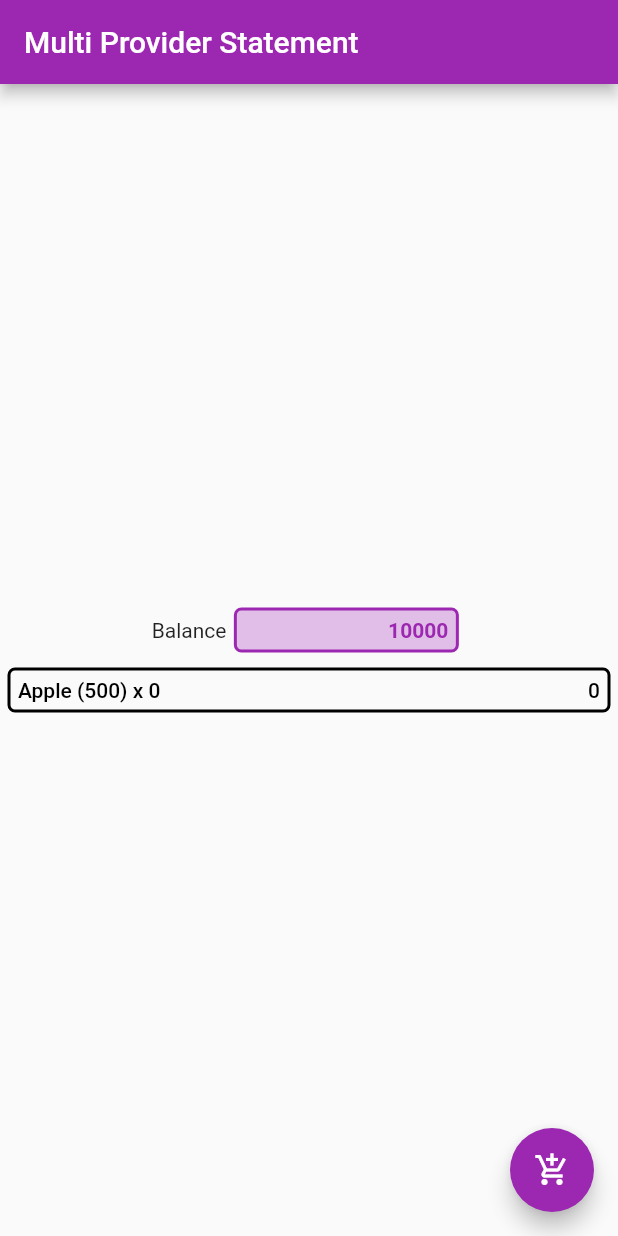
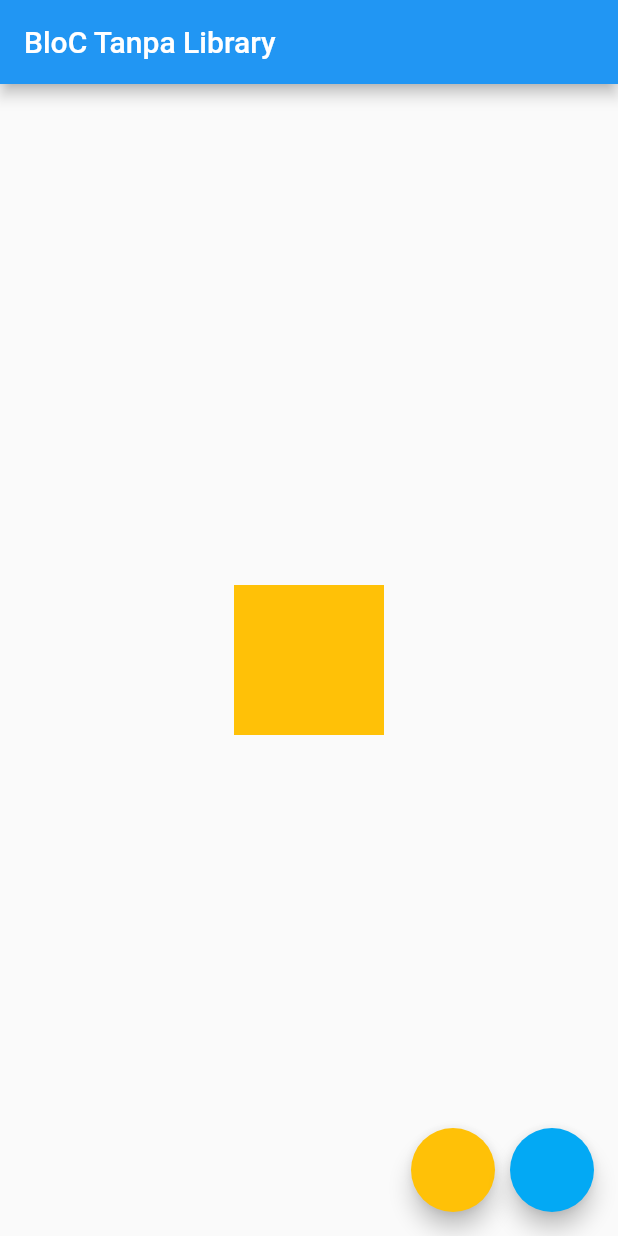
Before and after one commit to rivaldofez/flutter_learnerd, a Flutter app: the screen it shows after launch, on a phone screen of 412 x 824 dp. Run offline on Flutter 3.47's test engine with Material 2 defaults, Android fonts, the phone set to English and light mode, and no system bars.

Commit message:
using state bloc management

```diff
--- a/lib/application_color.dart
+++ /dev/null
@@ -1,16 +0,0 @@
-import 'package:flutter/foundation.dart';
-import 'package:flutter/material.dart';
-
-class ApplicationColor with ChangeNotifier {
-  bool _isLightBlue = true;
-
-  bool get isLightBlue => _isLightBlue;
-
-  set isLightBlue(bool value){
-    _isLightBlue = value;
-    notifyListeners();
-  }
-
-  Color get color => (_isLightBlue) ? Colors.lightBlue : Colors.amber;
-
-}
--- a/lib/cart.dart
+++ /dev/null
@@ -1,13 +0,0 @@
-import 'package:flutter/foundation.dart';
-
-class Cart with ChangeNotifier {
-  int _quantity = 0;
-
-  int get quantity => _quantity;
-
-  set quantity(int value){
-    _quantity = value;
-    notifyListeners();
-  }
-
-}
--- /dev/null
+++ b/lib/color_bloc.dart
@@ -0,0 +1,38 @@
+import 'dart:async';
+
+import 'package:flutter/material.dart';
+
+enum ColorEvent { to_amber, to_light_blue }
+
+class ColorBloc {
+  Color _color = Colors.amber;
+
+  StreamController<ColorEvent> _eventController =
+      StreamController<ColorEvent>();
+
+  StreamSink<ColorEvent> get eventSink => _eventController.sink;
+
+  StreamController<Color> _stateController = StreamController<Color>();
+
+  StreamSink<Color> get _stateSink => _stateController.sink;
+
+  Stream<Color> get stateStream => _stateController.stream;
+
+  void _mapEventToState(ColorEvent colorEvent) {
+    if (colorEvent == ColorEvent.to_amber)
+      _color = Colors.amber;
+    else
+      _color = Colors.lightBlue;
+
+    _stateSink.add(_color);
+  }
+
+  ColorBloc() {
+    _eventController.stream.listen(_mapEventToState);
+  }
+
+  void dispose() {
+    _eventController.close();
+    _stateController.close();
+  }
+}
--- a/lib/main.dart
+++ b/lib/main.dart
@@ -1,102 +1,66 @@
 import 'package:flutter/cupertino.dart';
 import 'package:flutter/material.dart';
-import 'package:flutter_learnerd/cart.dart';
-import 'package:flutter_learnerd/money.dart';
-import 'package:provider/provider.dart';
+import 'package:flutter_learnerd/color_bloc.dart';
 
 void main() => runApp(MyApp());
 
-class MyApp extends StatelessWidget {
+class MyApp extends StatefulWidget {
+  @override
+  _MyAppState createState() => _MyAppState();
+}
+
+class _MyAppState extends State<MyApp> {
+  ColorBloc bloc = ColorBloc();
+
+  @override
+  void dispose() {
+    bloc.dispose();
+    super.dispose();
+  }
+
+
   @override
   Widget build(BuildContext context) {
+
+
     return MaterialApp(
-      home: MultiProvider(
-        providers: [
-          ChangeNotifierProvider<Money>(builder: (context) => Money()),
-          ChangeNotifierProvider<Cart>(builder: (context) => Cart())
-        ],
-        child: Scaffold(
-          floatingActionButton: Consumer<Money>(
-            builder: (context, money,_) => Consumer<Cart>(
-              builder: (context, cart, _) => FloatingActionButton(
-                onPressed: () {
-                  if(money.balance >=500){
-                    cart.quantity += 1;
-                    money.balance -= 500;
-                  }
-                },
-                child: Icon(Icons.add_shopping_cart),
-                backgroundColor: Colors.purple,
-              ),
+      home: Scaffold(
+        floatingActionButton: Row(
+          mainAxisAlignment: MainAxisAlignment.end,
+          children: [
+            FloatingActionButton(
+              onPressed: () {
+                bloc.eventSink.add(ColorEvent.to_amber);
+              },
+              backgroundColor: Colors.amber,
             ),
-          ),
-          appBar: AppBar(
-            backgroundColor: Colors.purple,
-            title: Text("Multi Provider Statement"),
-          ),
-          body: Center(
-            child: Column(
-              mainAxisAlignment: MainAxisAlignment.center,
-              children: [
-                Row(
-                  mainAxisAlignment: MainAxisAlignment.center,
-                  children: [
-                    Text("Balance"),
-                    Container(
-                      child: Align(
-                        alignment: Alignment.centerRight,
-                        child: Consumer<Money>(
-                          builder:  (context, money, _)=> Text(
-                            money.balance.toString(),
-                            style: TextStyle(
-                                color: Colors.purple,
-                                fontWeight: FontWeight.w700),
-                          ),
-                        ),
-                      ),
-                      height: 30,
-                      width: 150,
-                      margin: EdgeInsets.all(5),
-                      padding: EdgeInsets.all(5),
-                      decoration: BoxDecoration(
-                          borderRadius: BorderRadius.circular(5),
-                          color: Colors.purple[100],
-                          border: Border.all(color: Colors.purple, width: 2)),
-                    ),
-                  ],
-                ),
-                Container(
-                  child: Align(
-                    alignment: Alignment.centerRight,
-                    child: Consumer<Cart>(
-                      builder: (context, cart,_)=> Row(
-                        mainAxisAlignment: MainAxisAlignment.spaceBetween,
-                        children: [
-                          Text(
-                            "Apple (500) x " + cart.quantity.toString(),
-                            style: TextStyle(
-                                color: Colors.black, fontWeight: FontWeight.w500),
-                          ),
-                          Text(
-                            (500*cart.quantity).toString(),
-                            style: TextStyle(
-                                color: Colors.black, fontWeight: FontWeight.w500),
-                          ),
-                        ],
-                      ),
-                    ),
-                  ),
-                  height: 30,
-                  margin: EdgeInsets.all(5),
-                  padding: EdgeInsets.all(5),
-                  decoration: BoxDecoration(
-                      borderRadius: BorderRadius.circular(5),
-                      border: Border.all(color: Colors.black, width: 2)),
-                ),
-              ],
+            SizedBox(
+              width: 10,
             ),
-          ),
+            FloatingActionButton(
+              onPressed: () {
+                bloc.eventSink.add(ColorEvent.to_light_blue);
+              },
+              backgroundColor: Colors.lightBlue,
+            )
+          ],
         ),
+        appBar: AppBar(
+          title: Text("BloC Tanpa Library"),
+        ),
+        body: Center(
+            child: StreamBuilder(
+          stream: bloc.stateStream,
+          initialData: Colors.amber,
+          builder: (context, snapshot) {
+            return AnimatedContainer(
+              width: 100,
+              height: 100,
+              color: snapshot.data,
+              duration: Duration(milliseconds: 500),
+            );
+          },
+        )),
       ),
     );
   }
--- a/lib/money.dart
+++ /dev/null
@@ -1,13 +0,0 @@
-import 'package:flutter/foundation.dart';
-
-class Money with ChangeNotifier {
-  int _balance = 10000;
-
-  int get balance => _balance;
-
-  set balance(int value){
-    _balance = value;
-    notifyListeners();
-  }
-
-}
```
